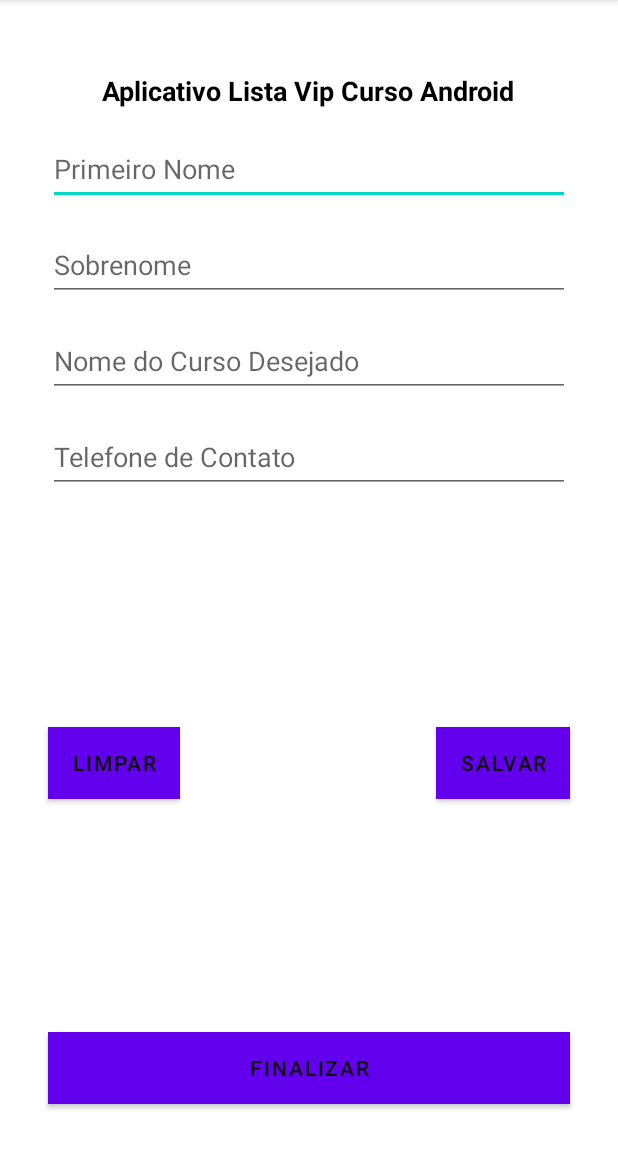
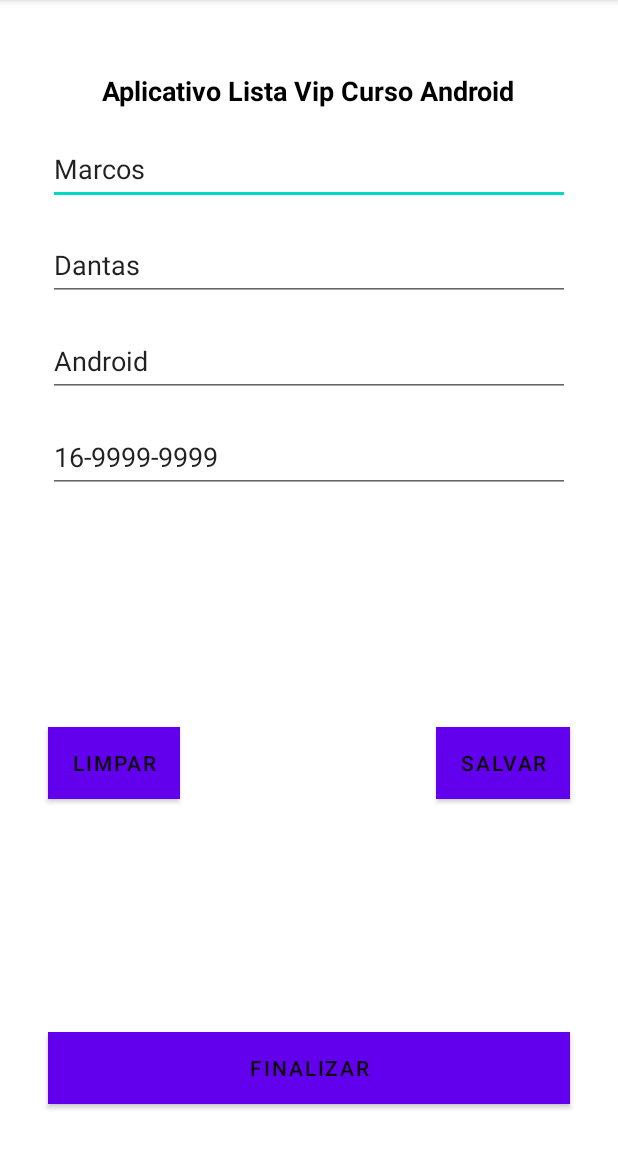
Before and after one commit to mbd2019/Curso-Desenvolvimento-Android-2023, an Android app: the screen it shows after launch (MainActivity), on a phone screen of 412 x 824 dp, the part 84-1236 px from its top. Run offline under Robolectric (Android 15) with nearby library versions, the phone set to English and light mode, and no system bars.

Commit message:
Mostrando os dados carregados na tela do celeular.

```diff
--- a/AppListaCurso/app/src/main/java/devandroid/mbd/applistacurso/view/MainActivity.java
+++ b/AppListaCurso/app/src/main/java/devandroid/mbd/applistacurso/view/MainActivity.java
@@ -3,6 +3,8 @@ package devandroid.mbd.applistacurso.view;
 import androidx.appcompat.app.AppCompatActivity;
 import android.os.Bundle;
 import android.util.Log;
+import android.widget.Button;
+import android.widget.EditText;
 
 import devandroid.mbd.applistacurso.R;
 import devandroid.mbd.applistacurso.model.Pessoa;
@@ -13,6 +15,15 @@ public class MainActivity extends AppCompatActivity {
     Pessoa outraPessoa;
     String dadosPessoa;
     String dadosOutraPessoa;
+
+    EditText editPrimeiroNome;
+    EditText editSobrenomeAluno;
+    EditText editCursoDesejado;
+    EditText editTelefone;
+
+    Button btnLimpar;
+    Button btnSalvar;
+    Button btnFinalizar;
 
     @Override
     protected void onCreate(Bundle savedInstanceState) {
@@ -33,6 +44,21 @@ public class MainActivity extends AppCompatActivity {
         outraPessoa.setSobreNome("Dantas");
         outraPessoa.setCursoDesejado("Java");
         outraPessoa.setTelefoneContato("16-8888-8888");
+
+        editPrimeiroNome = findViewById(R.id.editPrimeiroNome);
+        editSobrenomeAluno = findViewById(R.id.editSobrenomeAluno);
+        editCursoDesejado = findViewById(R.id.editCursoDesejado);
+        editTelefone = findViewById(R.id.editTelefone);
+
+        btnLimpar = findViewById(R.id.btnLimpar);
+        btnSalvar = findViewById(R.id.btnSalvar);
+        btnFinalizar = findViewById(R.id.btnFinalizar);
+
+        editPrimeiroNome.setText(pessoa.getPrimeiroNome());
+        editSobrenomeAluno.setText(pessoa.getSobreNome());
+        editCursoDesejado.setText(pessoa.getCursoDesejado());
+        editTelefone.setText(pessoa.getTelefoneContato());
+
 
         dadosPessoa = "Primeiro nome: ";
         dadosPessoa += pessoa.getPrimeiroNome();
```
